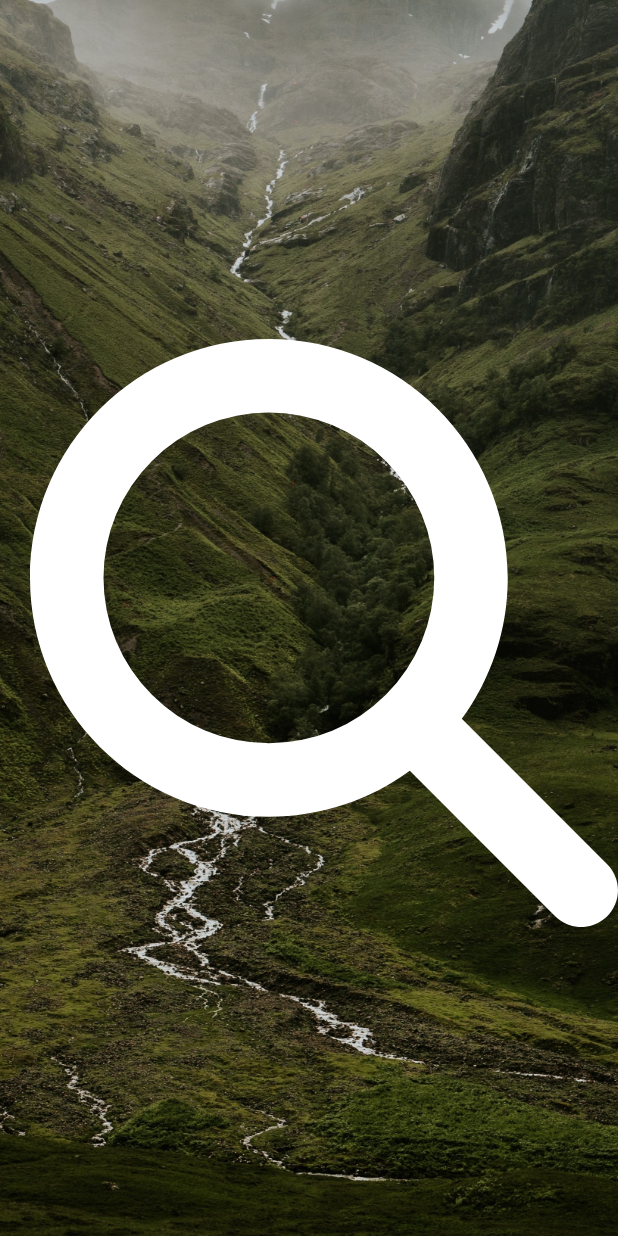
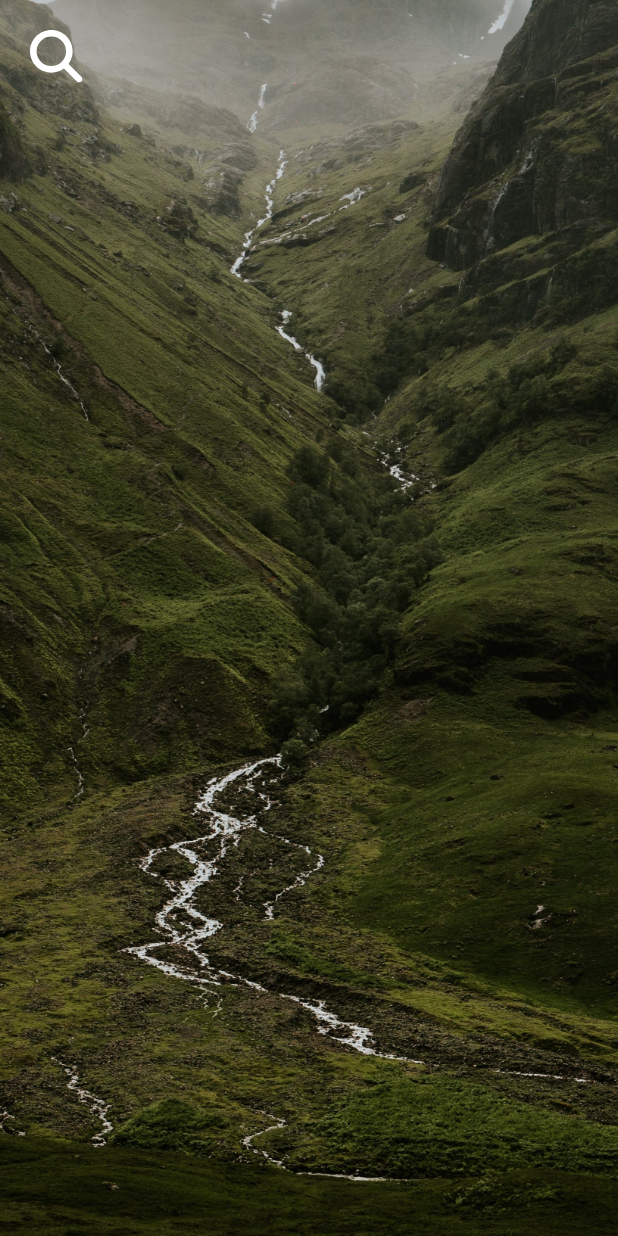
Before and after one commit to Avanta8/WeHike, a Flutter app: the screen it shows after launch, on a phone screen of 412 x 824 dp. Run offline on Flutter 3.47's test engine with Material 2 defaults, Android fonts, the phone set to English and light mode, and no system bars; our stand-ins replace flutter_svg, geolocator, location, shared_preferences; network calls fail.

Commit message:
Magnifying glass is now in correct location

```diff
--- a/we_hike/lib/homelayout/layout.dart
+++ b/we_hike/lib/homelayout/layout.dart
@@ -78,23 +78,24 @@ class _LayoutState extends State<Layout> {
             ),
           child: GestureDetector(
             child: Padding(
-              padding: const EdgeInsets.fromLTRB(20, 20, 0, 0),
+              padding: const EdgeInsets.fromLTRB(20, 20, 20, 20),
               // the GestureDetector allows the magnifying glass to direct us to the search page when pressed
-              child: GestureDetector(
+                child: Align(
+                  alignment: Alignment.topLeft,
                   child: SizedBox(
                           height: 35,
                           width: 35,
                           child: widget.svg,
                         ),
+                ),
                 // move to search screen
+              ),
               onTap: () {
                           Navigator.push(
                             context,
                             MaterialPageRoute(builder: (context) => const SearchPage()));
                         },
             ),
-            ),
-          )
           )
         );
       }
```
Lines whose indentation alone changed are shown as unchanged.
